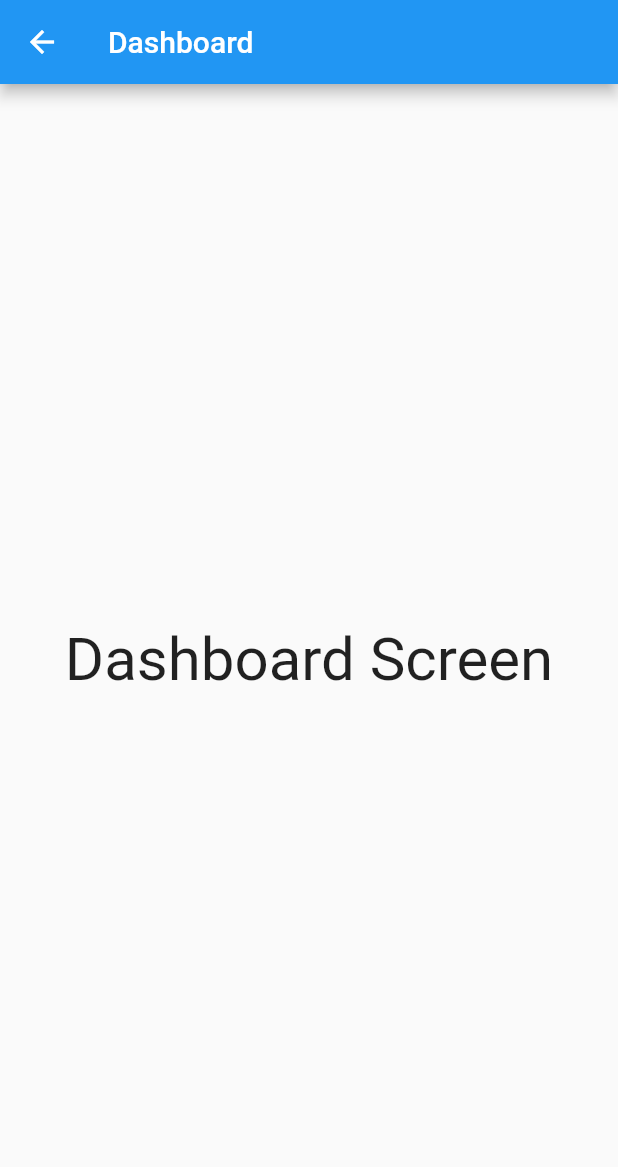
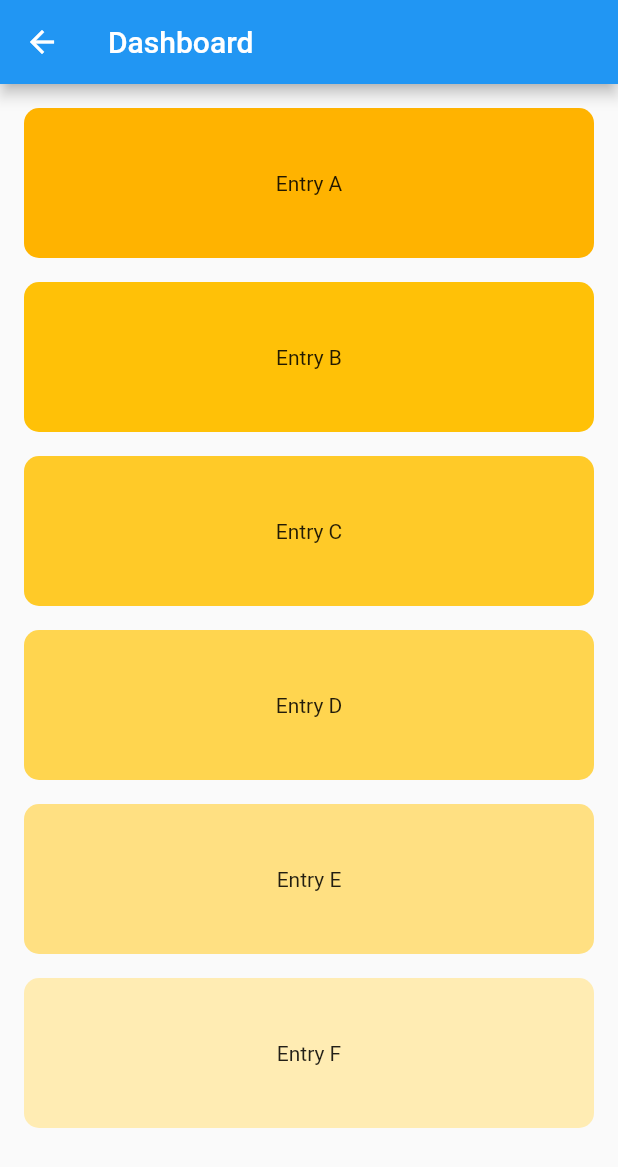
Before and after one commit to Aon1840/TopRewardApp, a Flutter app: the Dashboard screen opened directly, on a phone screen of 412 x 824 dp. Shown: the top 1167 px of the screen. Run offline on Flutter 3.47's test engine with Material 2 defaults, Android fonts, the phone set to English and light mode, and no system bars.

Commit message:
add component mission

```diff
--- /dev/null
+++ b/lib/components/mission.dart
@@ -0,0 +1,21 @@
+import 'package:flutter/cupertino.dart';
+import 'package:flutter/material.dart';
+
+class Mission extends StatelessWidget {
+  const Mission({Key? key, required this.title, required this.color})
+      : super(key: key);
+
+  final String title;
+  final int color;
+
+  @override
+  Widget build(BuildContext context) {
+    return Container(
+        decoration: BoxDecoration(
+            borderRadius: const BorderRadius.all(Radius.circular(10)),
+            color: Colors.amber[color]),
+        margin: const EdgeInsets.all(8),
+        height: 100,
+        child: Center(child: Text('Entry $title')));
+  }
+}
--- a/lib/page/dashboard.dart
+++ b/lib/page/dashboard.dart
@@ -1,4 +1,6 @@
 import 'package:flutter/material.dart';
+
+import '../components/mission.dart';
 
 class Dashboard extends StatefulWidget {
   const Dashboard({Key? key}) : super(key: key);
@@ -10,14 +12,24 @@ class Dashboard extends StatefulWidget {
 class _DashboardState extends State<Dashboard> {
   @override
   Widget build(BuildContext context) {
+    debugPrint('Dashboard run');
+    final List<String> entries = <String>['A', 'B', 'C', 'D', 'E', 'F'];
+    final List<int> colorCodes = <int>[600, 500, 400, 300, 200, 100];
+
     return Scaffold(
       appBar: AppBar(
         title: const Text('Dashboard'),
       ),
-      body: const Center(
-        child: Text(
-          'Dashboard Screen',
-          style: TextStyle(fontSize: 40),
+      body: Center(
+        child: ListView.builder(
+          padding: const EdgeInsets.all(8),
+          itemCount: entries.length,
+          itemBuilder: (context, index) {
+            return Mission(
+              title: entries[index],
+              color: colorCodes[index],
+            );
+          },
         ),
       ),
     );
```
